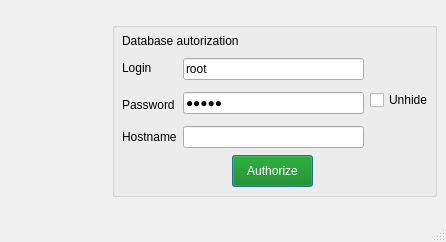
First picture: the form in loginwindow.ui, repository TiReks33/adb-explorer, before the edit.
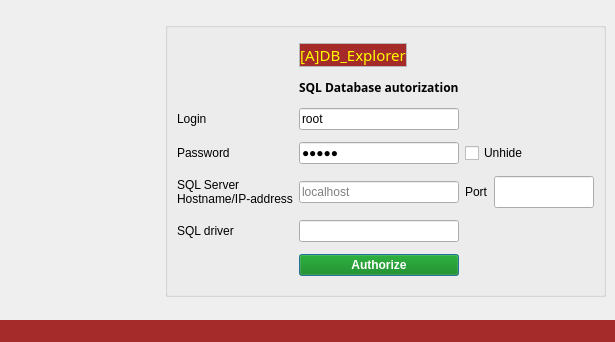
Second picture: the form after the edit. Icons and pictures are not drawn.

Commit message: 34 -- 'bindValue' alternative solution for escaping in MariaDB/MySQL driver completed; optimization of classes wip

The edit to the form file:
```diff
--- a/loginwindow.ui
+++ b/loginwindow.ui
@@ -6,16 +6,28 @@
    <rect>
     <x>0</x>
     <y>0</y>
-    <width>446</width>
-    <height>242</height>
+    <width>615</width>
+    <height>342</height>
    </rect>
   </property>
   <property name="sizePolicy">
-   <sizepolicy hsizetype="Fixed" vsizetype="Fixed">
+   <sizepolicy hsizetype="Ignored" vsizetype="Ignored">
     <horstretch>0</horstretch>
     <verstretch>0</verstretch>
    </sizepolicy>
   </property>
+  <property name="minimumSize">
+   <size>
+    <width>615</width>
+    <height>342</height>
+   </size>
+  </property>
+  <property name="maximumSize">
+   <size>
+    <width>615</width>
+    <height>342</height>
+   </size>
+  </property>
   <property name="windowTitle">
    <string>[A]DB Explorer</string>
   </property>
@@ -23,13 +35,18 @@
    <string notr="true"/>
   </property>
   <widget class="QWidget" name="centralwidget">
-   <layout class="QHBoxLayout" name="horizontalLayout_4">
+   <layout class="QVBoxLayout" name="verticalLayout">
     <item>
      <layout class="QHBoxLayout" name="horizontalLayout">
       <item>
        <layout class="QVBoxLayout" name="verticalLayout_3">
         <item>
          <widget class="QLabel" name="label_3">
+          <property name="font">
+           <font>
+            <family>Generale Station SemiExtended</family>
+           </font>
+          </property>
           <property name="toolTip">
            <string>&lt;font style=&quot;color: yellow;background: brown;&quot;&gt;[A]DB Explorer&lt;/font&gt;</string>
           </property>
@@ -42,6 +59,9 @@
           <property name="pixmap">
            <pixmap resource="img.qrc">:/pic/Construction Worker Ant with Pickaxe - Vector Image_small.png</pixmap>
           </property>
+          <property name="alignment">
+           <set>Qt::AlignCenter</set>
+          </property>
          </widget>
         </item>
         <item>
@@ -58,6 +78,9 @@
           <property name="pixmap">
            <pixmap resource="img.qrc">:/pic/cc.logo.small.png</pixmap>
           </property>
+          <property name="alignment">
+           <set>Qt::AlignCenter</set>
+          </property>
          </widget>
         </item>
        </layout>
@@ -72,8 +95,8 @@
         </property>
         <property name="minimumSize">
          <size>
-          <width>325</width>
-          <height>175</height>
+          <width>5</width>
+          <height>275</height>
          </size>
         </property>
         <property name="font">
@@ -87,116 +110,261 @@
         <property name="alignment">
          <set>Qt::AlignLeading|Qt::AlignLeft|Qt::AlignTop</set>
         </property>
-        <widget class="QPushButton" name="pushButton">
-         <property name="geometry">
-          <rect>
-           <x>120</x>
-           <y>133</y>
-           <width>81</width>
-           <height>32</height>
-          </rect>
-         </property>
-         <property name="styleSheet">
-          <string notr="true">background-color: green; color: white;</string>
-         </property>
-         <property name="text">
-          <string>Authorize</string>
-         </property>
-         <property name="default">
-          <bool>true</bool>
-         </property>
-        </widget>
-        <widget class="QWidget" name="horizontalLayoutWidget">
-         <property name="geometry">
-          <rect>
-           <x>10</x>
-           <y>30</y>
-           <width>311</width>
-           <height>96</height>
-          </rect>
-         </property>
-         <layout class="QHBoxLayout" name="horizontalLayout_2">
-          <item>
-           <layout class="QGridLayout" name="gridLayout">
-            <item row="0" column="1" rowspan="2">
-             <layout class="QVBoxLayout" name="verticalLayout">
-              <item>
-               <widget class="QLineEdit" name="Login_Form">
-                <property name="text">
-                 <string>root</string>
-                </property>
-               </widget>
-              </item>
-              <item>
-               <widget class="QLineEdit" name="Password_Form">
-                <property name="text">
-                 <string>18715</string>
-                </property>
-                <property name="echoMode">
-                 <enum>QLineEdit::Password</enum>
-                </property>
-               </widget>
-              </item>
-             </layout>
-            </item>
-            <item row="2" column="1">
-             <widget class="QLineEdit" name="Host_Form"/>
-            </item>
-            <item row="0" column="0">
-             <widget class="QLabel" name="label">
-              <property name="text">
-               <string>Login</string>
-              </property>
-             </widget>
-            </item>
-            <item row="2" column="0">
-             <widget class="QLabel" name="label_4">
-              <property name="text">
-               <string>Hostname</string>
-              </property>
-             </widget>
-            </item>
-            <item row="1" column="0">
-             <widget class="QLabel" name="label_2">
-              <property name="text">
-               <string>Password</string>
-              </property>
-             </widget>
-            </item>
-           </layout>
-          </item>
-          <item>
-           <widget class="QCheckBox" name="checkBox">
-            <property name="text">
-             <string>Unhide</string>
-            </property>
-            <property name="checked">
-             <bool>false</bool>
-            </property>
-           </widget>
-          </item>
-         </layout>
-        </widget>
-        <widget class="QLabel" name="label_5">
-         <property name="geometry">
-          <rect>
-           <x>10</x>
-           <y>10</y>
-           <width>151</width>
-           <height>18</height>
-          </rect>
-         </property>
-         <property name="text">
-          <string>Database autorization</string>
-         </property>
-        </widget>
+        <layout class="QGridLayout" name="gridLayout">
+         <item row="5" column="2">
+          <widget class="QLineEdit" name="driverLineEdit">
+           <property name="sizePolicy">
+            <sizepolicy hsizetype="Preferred" vsizetype="Fixed">
+             <horstretch>0</horstretch>
+             <verstretch>0</verstretch>
+            </sizepolicy>
+           </property>
+          </widget>
+         </item>
+         <item row="3" column="3">
+          <widget class="QCheckBox" name="checkBox">
+           <property name="sizePolicy">
+            <sizepolicy hsizetype="Fixed" vsizetype="Fixed">
+             <horstretch>0</horstretch>
+             <verstretch>0</verstretch>
+            </sizepolicy>
+           </property>
+           <property name="text">
+            <string>Unhide</string>
+           </property>
+           <property name="checked">
+            <bool>false</bool>
+           </property>
+          </widget>
+         </item>
+         <item row="4" column="3">
+          <layout class="QHBoxLayout" name="horizontalLayout_2">
+           <item>
+            <widget class="QLabel" name="port_label">
+             <property name="sizePolicy">
+              <sizepolicy hsizetype="Fixed" vsizetype="Preferred">
+               <horstretch>0</horstretch>
+               <verstretch>0</verstretch>
+              </sizepolicy>
+             </property>
+             <property name="text">
+              <string>Port</string>
+             </property>
+            </widget>
+           </item>
+           <item>
+            <widget class="QLineEdit" name="portLineEdit">
+             <property name="sizePolicy">
+              <sizepolicy hsizetype="Fixed" vsizetype="Fixed">
+               <horstretch>0</horstretch>
+               <verstretch>0</verstretch>
+              </sizepolicy>
+             </property>
+             <property name="minimumSize">
+              <size>
+               <width>100</width>
+               <height>32</height>
+              </size>
+             </property>
+             <property name="maximumSize">
+              <size>
+               <width>100</width>
+               <height>32</height>
+              </size>
+             </property>
+            </widget>
+           </item>
+          </layout>
+         </item>
+         <item row="3" column="0" colspan="2">
+          <widget class="QLabel" name="label_2">
+           <property name="sizePolicy">
+            <sizepolicy hsizetype="Fixed" vsizetype="Preferred">
+             <horstretch>0</horstretch>
+             <verstretch>0</verstretch>
+            </sizepolicy>
+           </property>
+           <property name="text">
+            <string>Password</string>
+           </property>
+          </widget>
+         </item>
+         <item row="3" column="2">
+          <widget class="QLineEdit" name="Password_Form">
+           <property name="sizePolicy">
+            <sizepolicy hsizetype="Preferred" vsizetype="Fixed">
+             <horstretch>0</horstretch>
+             <verstretch>0</verstretch>
+            </sizepolicy>
+           </property>
+           <property name="text">
+            <string>18715</string>
+           </property>
+           <property name="echoMode">
+            <enum>QLineEdit::Password</enum>
+           </property>
+          </widget>
+         </item>
+         <item row="4" column="0" colspan="2">
+          <widget class="QLabel" name="label_4">
+           <property name="sizePolicy">
+            <sizepolicy hsizetype="Fixed" vsizetype="Preferred">
+             <horstretch>0</horstretch>
+             <verstretch>0</verstretch>
+            </sizepolicy>
+           </property>
+           <property name="text">
+            <string>SQL Server
+Hostname/IP-address</string>
+           </property>
+           <property name="alignment">
+            <set>Qt::AlignLeading|Qt::AlignLeft|Qt::AlignVCenter</set>
+           </property>
+           <property name="wordWrap">
+            <bool>false</bool>
+           </property>
+          </widget>
+         </item>
+         <item row="2" column="0">
+          <widget class="QLabel" name="label">
+           <property name="sizePolicy">
+            <sizepolicy hsizetype="Fixed" vsizetype="Preferred">
+             <horstretch>0</horstretch>
+             <verstretch>0</verstretch>
+            </sizepolicy>
+           </property>
+           <property name="text">
+            <string>Login</string>
+           </property>
+          </widget>
+         </item>
+         <item row="2" column="2">
+          <widget class="QLineEdit" name="Login_Form">
+           <property name="sizePolicy">
+            <sizepolicy hsizetype="Preferred" vsizetype="Fixed">
+             <horstretch>0</horstretch>
+             <verstretch>0</verstretch>
+            </sizepolicy>
+           </property>
+           <property name="text">
+            <string>root</string>
+           </property>
+          </widget>
+         </item>
+         <item row="4" column="2">
+          <widget class="QLineEdit" name="Host_Form">
+           <property name="sizePolicy">
+            <sizepolicy hsizetype="Preferred" vsizetype="Fixed">
+             <horstretch>0</horstretch>
+             <verstretch>0</verstretch>
+            </sizepolicy>
+           </property>
+           <property name="placeholderText">
+            <string>localhost</string>
+           </property>
+          </widget>
+         </item>
+         <item row="5" column="0" colspan="2">
+          <widget class="QLabel" name="driverLabel">
+           <property name="text">
+            <string>SQL driver</string>
+           </property>
+          </widget>
+         </item>
+         <item row="1" column="2">
+          <widget class="QLabel" name="label_5">
+           <property name="sizePolicy">
+            <sizepolicy hsizetype="Fixed" vsizetype="Fixed">
+             <horstretch>0</horstretch>
+             <verstretch>0</verstretch>
+            </sizepolicy>
+           </property>
+           <property name="font">
+            <font>
+             <family>Noto Sans Arabic UI SmCn SmBd</family>
+             <weight>75</weight>
+             <italic>false</italic>
+             <bold>true</bold>
+             <strikeout>false</strikeout>
+            </font>
+           </property>
+           <property name="text">
+            <string>SQL Database autorization</string>
+           </property>
+          </widget>
+         </item>
+         <item row="0" column="2" colspan="2">
+          <widget class="QLabel" name="label_6">
+           <property name="sizePolicy">
+            <sizepolicy hsizetype="Fixed" vsizetype="Fixed">
+             <horstretch>0</horstretch>
+             <verstretch>0</verstretch>
+            </sizepolicy>
+           </property>
+           <property name="font">
+            <font>
+             <family>Generale Station SemiExtended</family>
+             <pointsize>11</pointsize>
+             <italic>false</italic>
+             <strikeout>false</strikeout>
+             <kerning>true</kerning>
+            </font>
+           </property>
+           <property name="frameShape">
+            <enum>QFrame::StyledPanel</enum>
+           </property>
+           <property name="frameShadow">
+            <enum>QFrame::Raised</enum>
+           </property>
+           <property name="text">
+            <string>&lt;font style=&quot;color: yellow;background: brown;&quot;&gt;[A]DB_Explorer&lt;/font&gt;</string>
+           </property>
+           <property name="scaledContents">
+            <bool>true</bool>
+           </property>
+           <property name="alignment">
+            <set>Qt::AlignCenter</set>
+           </property>
+          </widget>
+         </item>
+         <item row="6" column="2">
+          <widget class="QPushButton" name="pushButton">
+           <property name="font">
+            <font>
+             <weight>75</weight>
+             <bold>true</bold>
+             <strikeout>false</strikeout>
+            </font>
+           </property>
+           <property name="styleSheet">
+            <string notr="true">background-color: green; color: white;</string>
+           </property>
+           <property name="text">
+            <string>Authorize</string>
+           </property>
+           <property name="default">
+            <bool>true</bool>
+           </property>
+          </widget>
+         </item>
+        </layout>
        </widget>
       </item>
      </layout>
     </item>
    </layout>
   </widget>
-  <widget class="QStatusBar" name="statusbar"/>
+  <widget class="QStatusBar" name="statusbar">
+   <property name="focusPolicy">
+    <enum>Qt::NoFocus</enum>
+   </property>
+   <property name="autoFillBackground">
+    <bool>false</bool>
+   </property>
+   <property name="styleSheet">
+    <string notr="true">color: yellow;background: brown;</string>
+   </property>
+  </widget>
   <widget class="QMenuBar" name="menuBar">
    <property name="geometry">
     <rect>
```
Left out of the diff: 6 changed lines with no effect on the pictures. The commit also changes 22 other files.
